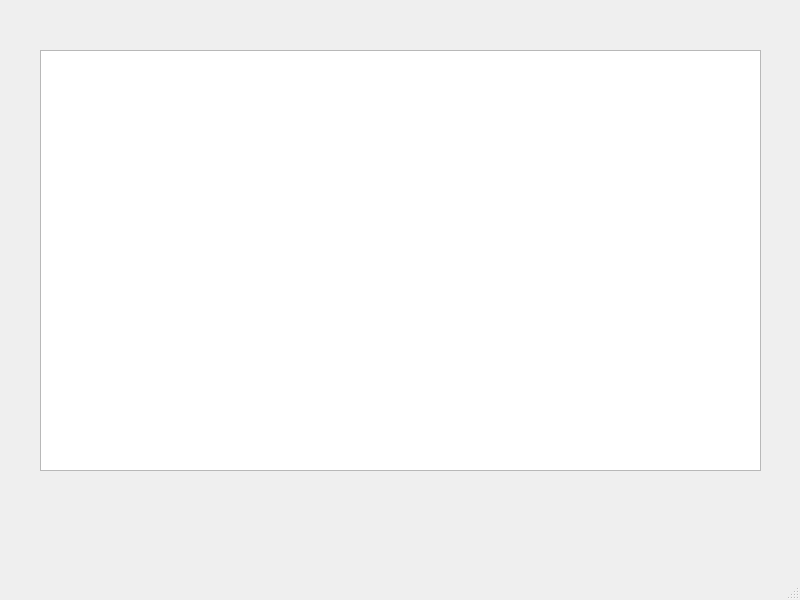
First picture: the form in NeuralNetwork/mainwindow.ui, repository bartop/NeuralNetwork, before the edit.
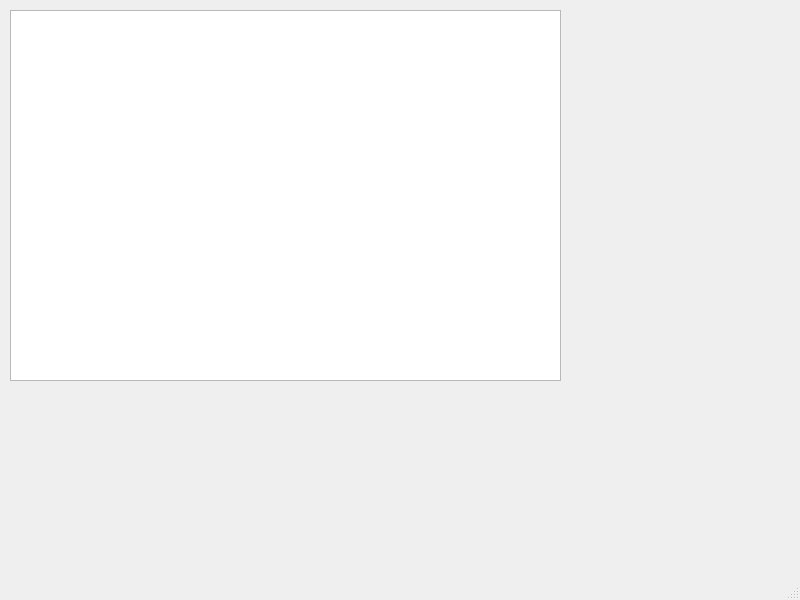
Second picture: the form after the edit.

Patch:
```diff
--- a/NeuralNetwork/mainwindow.ui
+++ b/NeuralNetwork/mainwindow.ui
@@ -17,10 +17,10 @@
    <widget class="QTableWidget" name="tableWidget">
     <property name="geometry">
      <rect>
-      <x>40</x>
-      <y>50</y>
-      <width>721</width>
-      <height>421</height>
+      <x>10</x>
+      <y>10</y>
+      <width>551</width>
+      <height>371</height>
      </rect>
     </property>
    </widget>
```
Left out of the diff: 2 changed lines with no effect on the pictures.
